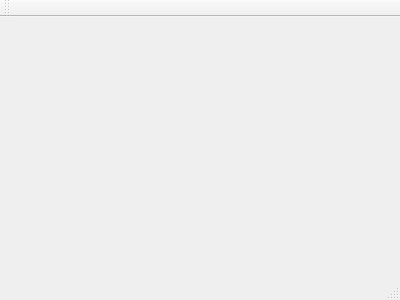
Above: projekt2/projekt2/mainwindow.ui from Pawel100/20180513_Cpp before the change. Below: the same form after it.
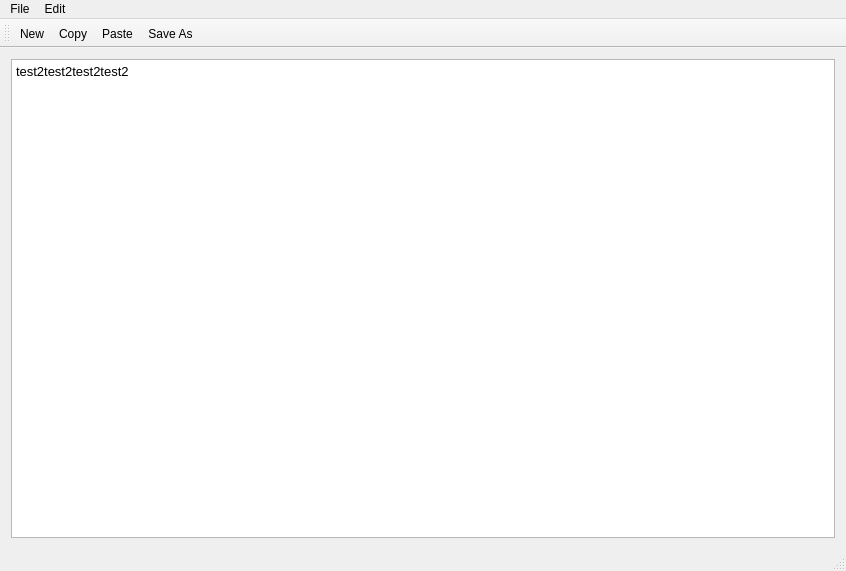
That is the form after the change.

Patch:
```diff
--- a/projekt2/projekt2/mainwindow.ui
+++ b/projekt2/projekt2/mainwindow.ui
@@ -1,24 +1,137 @@
 <ui version="4.0">
  <class>MainWindow</class>
- <widget class="QMainWindow" name="MainWindow" >
-  <property name="geometry" >
+ <widget class="QMainWindow" name="MainWindow">
+  <property name="geometry">
    <rect>
     <x>0</x>
     <y>0</y>
-    <width>400</width>
-    <height>300</height>
+    <width>846</width>
+    <height>571</height>
    </rect>
   </property>
   <property name="windowTitle" >
    <string>MainWindow</string>
   </property>
-  <widget class="QMenuBar" name="menuBar" />
-  <widget class="QToolBar" name="mainToolBar" />
-  <widget class="QWidget" name="centralWidget" />
-  <widget class="QStatusBar" name="statusBar" />
+  <widget class="QWidget" name="centralWidget">
+   <layout class="QHBoxLayout" name="horizontalLayout">
+    <item>
+     <widget class="QTextEdit" name="textEdit">
+      <property name="html">
+       <string>&lt;!DOCTYPE HTML PUBLIC &quot;-//W3C//DTD HTML 4.0//EN&quot; &quot;http://www.w3.org/TR/REC-html40/strict.dtd&quot;&gt;
+&lt;html&gt;&lt;head&gt;&lt;meta name=&quot;qrichtext&quot; content=&quot;1&quot; /&gt;&lt;style type=&quot;text/css&quot;&gt;
+p, li { white-space: pre-wrap; }
+&lt;/style&gt;&lt;/head&gt;&lt;body style=&quot; font-family:'Liberation Sans'; font-size:10pt; font-weight:400; font-style:normal;&quot;&gt;
+&lt;p style=&quot; margin-top:0px; margin-bottom:0px; margin-left:0px; margin-right:0px; -qt-block-indent:0; text-indent:0px;&quot;&gt;test2test2test2test2&lt;/p&gt;&lt;/body&gt;&lt;/html&gt;</string>
+      </property>
+     </widget>
+    </item>
+   </layout>
+  </widget>
+  <widget class="QMenuBar" name="menuBar">
+   <property name="geometry">
+    <rect>
+     <x>0</x>
+     <y>0</y>
+     <width>846</width>
+     <height>20</height>
+    </rect>
+   </property>
+   <widget class="QMenu" name="menuFile">
+    <property name="title">
+     <string>File</string>
+    </property>
+    <addaction name="actionNew"/>
+    <addaction name="actionOpen"/>
+    <addaction name="separator"/>
+    <addaction name="actionSave"/>
+    <addaction name="actionSave_As"/>
+   </widget>
+   <widget class="QMenu" name="menuEdit">
+    <property name="title">
+     <string>Edit</string>
+    </property>
+    <addaction name="actionCopy"/>
+    <addaction name="actionCut"/>
+    <addaction name="actionPaste"/>
+    <addaction name="separator"/>
+    <addaction name="actionundo"/>
+    <addaction name="actionClear_All"/>
+   </widget>
+   <addaction name="menuFile"/>
+   <addaction name="menuEdit"/>
+  </widget>
+  <widget class="QToolBar" name="mainToolBar">
+   <property name="windowTitle">
+    <string>NotePad2</string>
+   </property>
+   <attribute name="toolBarArea">
+    <enum>TopToolBarArea</enum>
+   </attribute>
+   <attribute name="toolBarBreak">
+    <bool>false</bool>
+   </attribute>
+   <addaction name="actionNew"/>
+   <addaction name="actionCopy"/>
+   <addaction name="actionPaste"/>
+   <addaction name="actionSave_As"/>
+  </widget>
+  <widget class="QStatusBar" name="statusBar"/>
+  <action name="actionNew">
+   <property name="text">
+    <string>New</string>
+   </property>
+  </action>
+  <action name="actionOpen">
+   <property name="text">
+    <string>Open</string>
+   </property>
+  </action>
+  <action name="actionSave">
+   <property name="text">
+    <string>Save</string>
+   </property>
+  </action>
+  <action name="actionSave_As">
+   <property name="text">
+    <string>Save As</string>
+   </property>
+  </action>
+  <action name="actionCopy">
+   <property name="text">
+    <string>Copy</string>
+   </property>
+   <property name="shortcut">
+    <string>Ctrl+C</string>
+   </property>
+  </action>
+  <action name="actionCut">
+   <property name="text">
+    <string>Cut</string>
+   </property>
+  </action>
+  <action name="actionPaste">
+   <property name="text">
+    <string>Paste</string>
+   </property>
+   <property name="shortcut">
+    <string>Ctrl+V</string>
+   </property>
+  </action>
+  <action name="actionClear_All">
+   <property name="text">
+    <string>Clear All</string>
+   </property>
+  </action>
+  <action name="actionundo">
+   <property name="text">
+    <string>undo</string>
+   </property>
+  </action>
  </widget>
- <layoutDefault spacing="6" margin="11" />
- <pixmapfunction></pixmapfunction>
+ <layoutdefault spacing="6" margin="11"/>
+ <tabstops>
+  <tabstop>textEdit</tabstop>
+ </tabstops>
  <resources/>
  <connections/>
 </ui>
```
Left out of the diff: 5 changed lines with no effect on the pictures.
